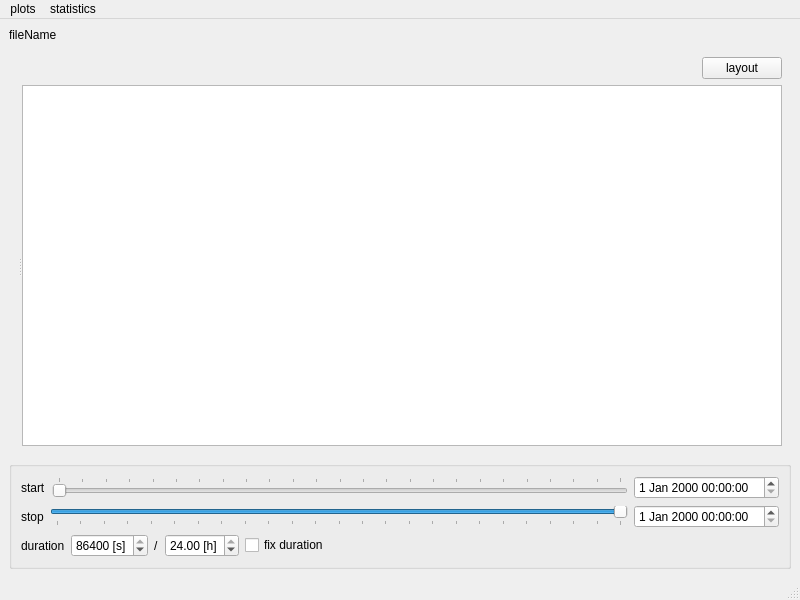
Above: vieschedpp_analyser.ui from TUW-VieVS/VieSchedpp before the change. Below: the same form after it.
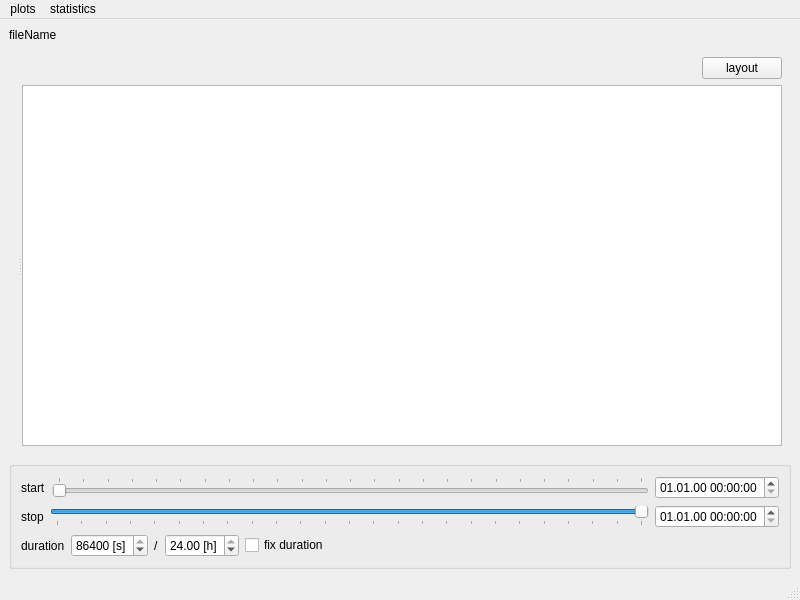
That is the form after the change.

Commit message: sky coverage plots in VieSchedpp_Analyser are now working

```diff
--- a/vieschedpp_analyser.ui
+++ b/vieschedpp_analyser.ui
@@ -232,6 +232,12 @@
          </item>
          <item>
           <widget class="QSlider" name="horizontalSlider_start">
+           <property name="sizePolicy">
+            <sizepolicy hsizetype="Expanding" vsizetype="Fixed">
+             <horstretch>0</horstretch>
+             <verstretch>0</verstretch>
+            </sizepolicy>
+           </property>
            <property name="maximum">
             <number>86400</number>
            </property>
@@ -254,6 +260,12 @@
          </item>
          <item>
           <widget class="QDateTimeEdit" name="dateTimeEdit_start">
+           <property name="sizePolicy">
+            <sizepolicy hsizetype="Minimum" vsizetype="Fixed">
+             <horstretch>0</horstretch>
+             <verstretch>0</verstretch>
+            </sizepolicy>
+           </property>
            <property name="dateTime">
             <datetime>
              <hour>0</hour>
@@ -264,6 +276,12 @@
              <day>1</day>
             </datetime>
            </property>
+           <property name="displayFormat">
+            <string>dd.MM.yy HH:mm:ss</string>
+           </property>
+           <property name="calendarPopup">
+            <bool>false</bool>
+           </property>
           </widget>
          </item>
         </layout>
@@ -303,7 +321,11 @@
           </widget>
          </item>
          <item>
-          <widget class="QDateTimeEdit" name="dateTimeEdit_end"/>
+          <widget class="QDateTimeEdit" name="dateTimeEdit_end">
+           <property name="displayFormat">
+            <string>dd.MM.yy HH:mm:ss</string>
+           </property>
+          </widget>
          </item>
         </layout>
        </item>
```
The commit also changes 5 other files.
